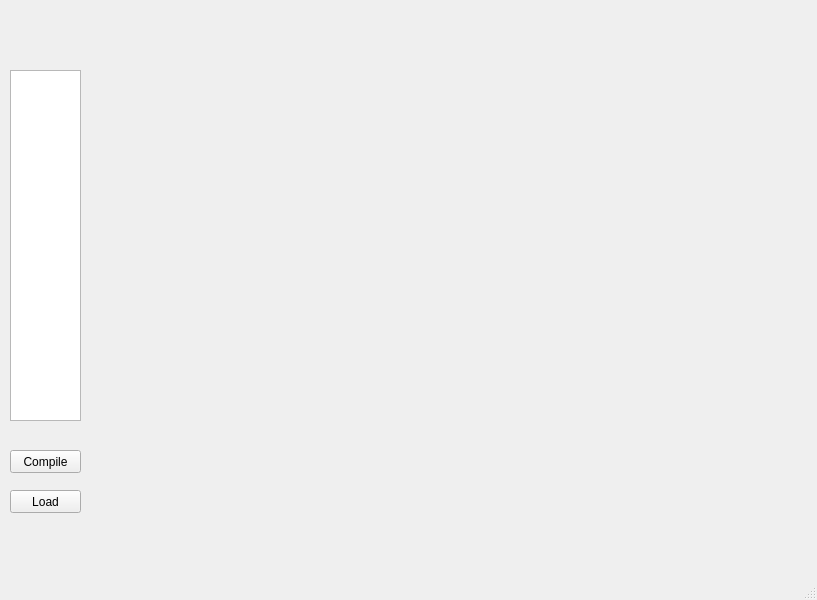
This is PyQt5DsdtLoaderGUI.ui in goyour123/PyQt5DsdtLoader as Qt 5 draws it before an edit. The edited form follows.
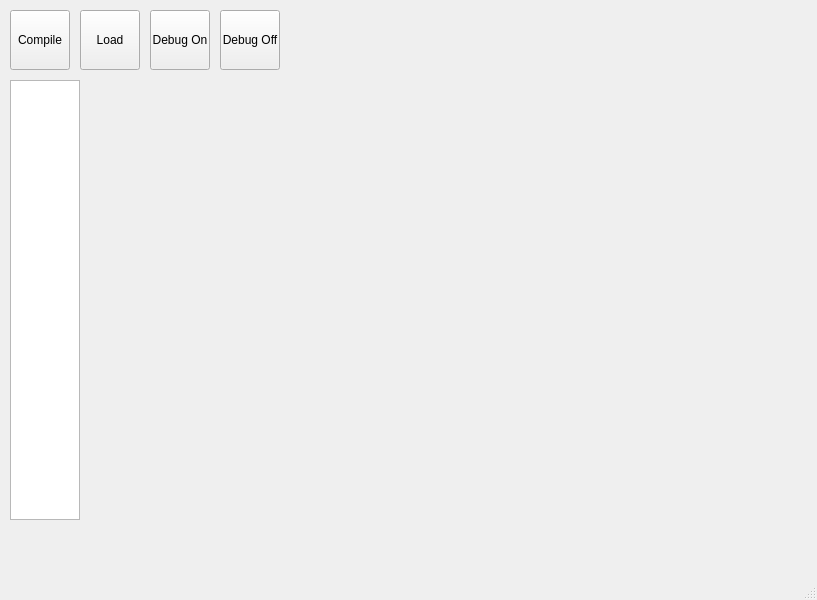
This is the edited form.

Commit message: Add debug on and debug off push button

Patch:
```diff
--- a/PyQt5DsdtLoaderGUI.ui
+++ b/PyQt5DsdtLoaderGUI.ui
@@ -18,9 +18,9 @@
     <property name="geometry">
      <rect>
       <x>10</x>
-      <y>70</y>
-      <width>71</width>
-      <height>351</height>
+      <y>80</y>
+      <width>70</width>
+      <height>440</height>
      </rect>
     </property>
    </widget>
@@ -28,9 +28,9 @@
     <property name="geometry">
      <rect>
       <x>10</x>
-      <y>450</y>
-      <width>71</width>
-      <height>23</height>
+      <y>10</y>
+      <width>60</width>
+      <height>60</height>
      </rect>
     </property>
     <property name="text">
@@ -40,10 +40,10 @@
    <widget class="QPushButton" name="pushButton_2">
     <property name="geometry">
      <rect>
-      <x>10</x>
-      <y>490</y>
-      <width>71</width>
-      <height>23</height>
+      <x>80</x>
+      <y>10</y>
+      <width>60</width>
+      <height>60</height>
      </rect>
     </property>
     <property name="text">
@@ -54,13 +54,39 @@
     <property name="geometry">
      <rect>
       <x>100</x>
-      <y>70</y>
+      <y>80</y>
       <width>691</width>
       <height>441</height>
      </rect>
     </property>
     <layout class="QVBoxLayout" name="verticalLayout"/>
    </widget>
+   <widget class="QPushButton" name="pushButton_3">
+    <property name="geometry">
+     <rect>
+      <x>150</x>
+      <y>10</y>
+      <width>60</width>
+      <height>60</height>
+     </rect>
+    </property>
+    <property name="text">
+     <string>Debug On</string>
+    </property>
+   </widget>
+   <widget class="QPushButton" name="pushButton_4">
+    <property name="geometry">
+     <rect>
+      <x>220</x>
+      <y>10</y>
+      <width>60</width>
+      <height>60</height>
+     </rect>
+    </property>
+    <property name="text">
+     <string>Debug Off</string>
+    </property>
+   </widget>
   </widget>
   <widget class="QMenuBar" name="menubar">
    <property name="geometry">
```
The commit also changes 35 other files.
